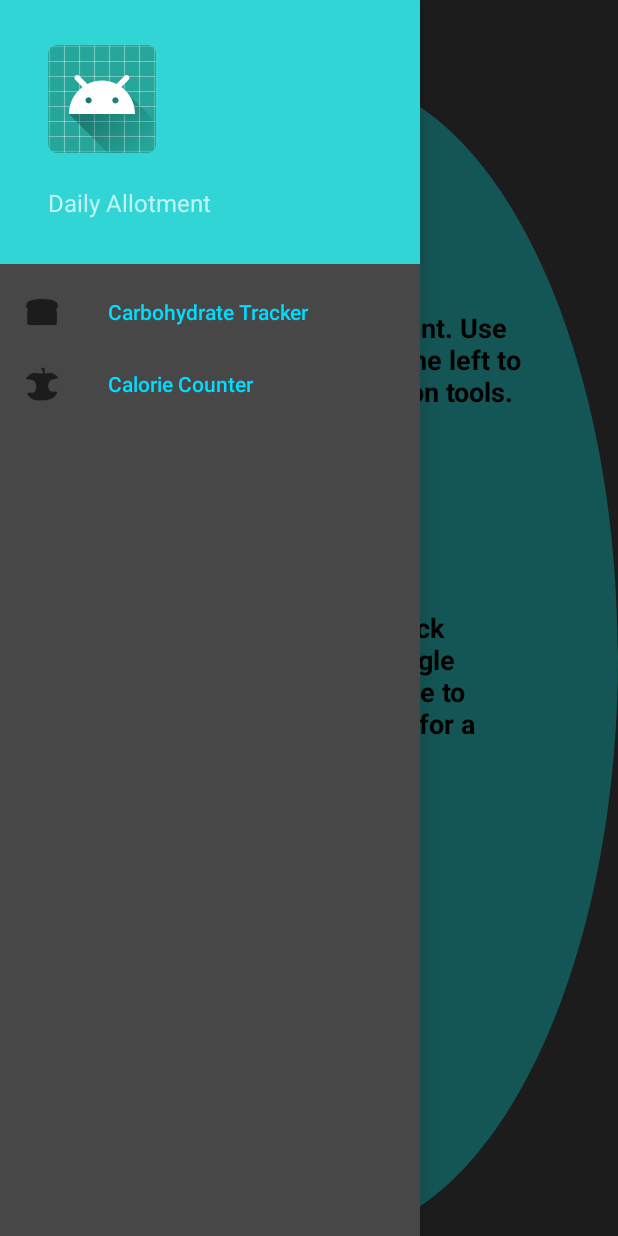
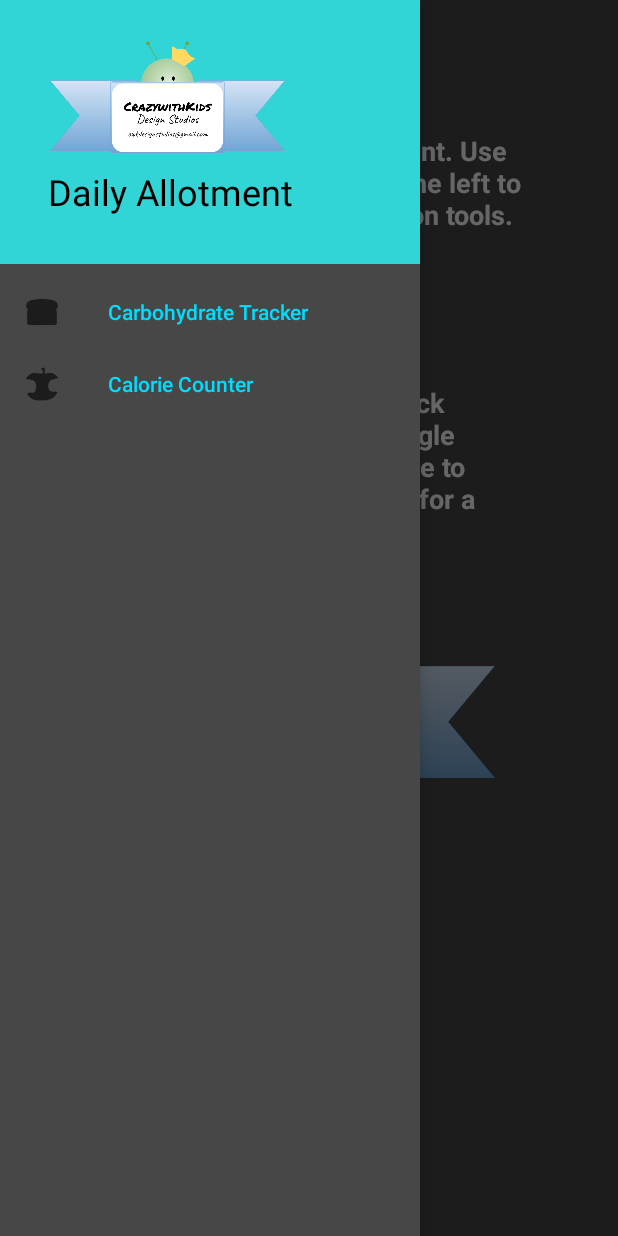
Before and after one commit to dmonreal/DailyAllotment, an Android app: the screen it shows after launch (MainActivity), with the side drawer open, on a phone screen of 412 x 824 dp. Run offline under Robolectric (Android 15) with nearby library versions, the phone set to English and light mode, and no system bars.

Commit message:
minor code changes

```diff
--- /dev/null
+++ b/app/src/main/res/drawable/ic_baseline_toys_24px.xml
@@ -0,0 +1,9 @@
+<vector xmlns:android="http://schemas.android.com/apk/res/android"
+    android:width="24dp"
+    android:height="24dp"
+    android:viewportWidth="24"
+    android:viewportHeight="24">
+  <path
+      android:fillColor="#FF000000"
+      android:pathData="M12,12c0,-3 2.5,-5.5 5.5,-5.5S23,9 23,12L12,12zM12,12c0,3 -2.5,5.5 -5.5,5.5S1,15 1,12h11zM12,12c-3,0 -5.5,-2.5 -5.5,-5.5S9,1 12,1v11zM12,12c3,0 5.5,2.5 5.5,5.5S15,23 12,23L12,12z"/>
+</vector>
--- a/app/src/main/res/layout/activity_main.xml
+++ b/app/src/main/res/layout/activity_main.xml
@@ -14,7 +14,7 @@
         android:layout_width="match_parent"
         android:layout_height="match_parent"
         android:orientation="vertical"
-        android:background="@drawable/ic_pie_chart_5">
+        >
 
         <android.support.v7.widget.Toolbar
             android:layout_width="match_parent"
@@ -28,14 +28,21 @@
             android:layout_width="match_parent"
             android:layout_height="match_parent">
 
+            <ImageView
+                android:layout_width="252dp"
+                android:layout_height="150dp"
+                android:layout_gravity="center_horizontal"
+                android:layout_marginTop="330dp"
+                android:src="@drawable/cwklogo" />
+
             <TextView
                 android:layout_width="287dp"
                 android:layout_height="125dp"
                 android:layout_gravity="center_horizontal"
-                android:layout_marginTop="150dp"
+                android:layout_marginTop="32dp"
                 android:text="@string/welcome"
                 android:textAlignment="center"
-                android:textColor="#000000"
+                android:textColor="@android:color/primary_text_dark"
                 android:textSize="18sp"
                 android:textStyle="bold" />
 
@@ -43,10 +50,10 @@
                 android:layout_width="235dp"
                 android:layout_height="126dp"
                 android:layout_gravity="center_horizontal"
-                android:layout_marginTop="350dp"
+                android:layout_marginTop="200dp"
                 android:text="@string/feedback"
                 android:textAlignment="center"
-                android:textColor="#000000"
+                android:textColor="@android:color/primary_text_dark"
                 android:textSize="18sp"
                 android:textStyle="bold" />
         </FrameLayout>
--- a/app/src/main/res/layout/nav_header.xml
+++ b/app/src/main/res/layout/nav_header.xml
@@ -7,28 +7,30 @@
     android:layout_gravity="bottom"
     android:background="?attr/colorAccent"
     android:padding="16dp"
-    android:theme="@style/ThemeOverlay.AppCompat.Dark">
+    android:theme="@style/ThemeOverlay.AppCompat.Dark"
+    tools:layout_editor_absoluteY="416dp">
 
     <ImageView
         android:id="@+id/imageView"
-        android:layout_width="wrap_content"
-        android:layout_height="wrap_content"
-        android:src="@mipmap/ic_launcher_round"
-        app:layout_constraintBottom_toTopOf="@+id/textView3"
-        app:layout_constraintStart_toStartOf="@+id/textView3"
-        app:layout_constraintTop_toTopOf="parent" />
+        android:layout_width="159dp"
+        android:layout_height="79dp"
+        android:layout_marginBottom="40dp"
+        android:src="@drawable/cwklogo"
+        app:layout_constraintBottom_toBottomOf="@+id/textView3"
+        app:layout_constraintStart_toStartOf="@+id/textView3" />
 
     <TextView
         android:id="@+id/textView3"
         android:layout_width="wrap_content"
         android:layout_height="wrap_content"
+        android:layout_marginBottom="16dp"
         android:layout_marginStart="16dp"
         android:paddingTop="8dp"
+        android:textColor="@android:color/primary_text_light"
         android:text="Daily Allotment"
-        android:textSize="16sp"
+        android:textSize="24sp"
         app:layout_constraintBottom_toBottomOf="parent"
-        app:layout_constraintStart_toStartOf="parent"
-        app:layout_constraintTop_toBottomOf="@+id/imageView" />
+        app:layout_constraintStart_toStartOf="parent" />
 
 
 </android.support.constraint.ConstraintLayout>
--- a/app/src/main/res/menu/drawer_menu.xml
+++ b/app/src/main/res/menu/drawer_menu.xml
@@ -13,6 +13,7 @@
         <item android:id="@+id/nav_cal"
             android:icon="@drawable/ic_apple_core_silhouette"
             android:title="Calorie Counter"/>
+
     </group>
 
 
```
Also changed, not shown: app/src/main/res/drawable/cwklogo.png (added).
